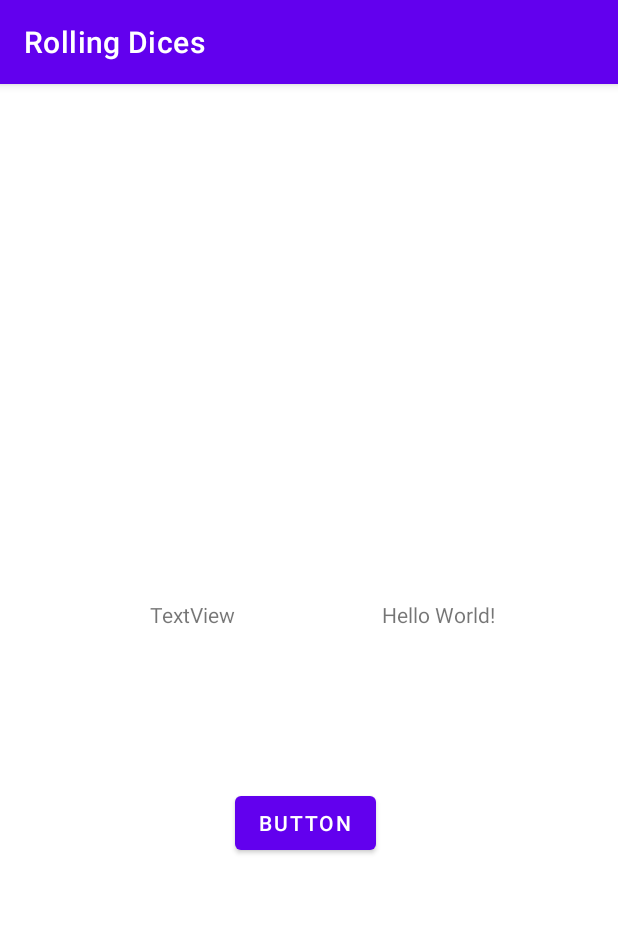
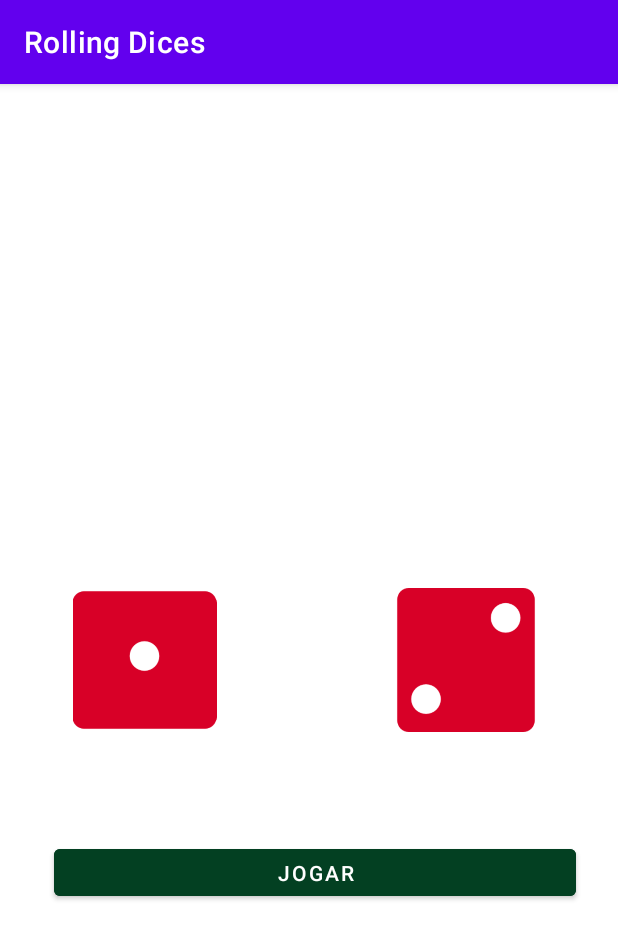
Before and after one commit to wagner-lima/rolling-dices, an Android app: the screen it shows after launch (MainActivity), on a phone screen of 412 x 824 dp. Shown: the top 939 px of the screen. Run offline under Robolectric (Android 15) with nearby library versions, the phone set to English and light mode, and no system bars.

Commit message:
Second version

```diff
--- a/app/src/main/java/com/devventure/rollingdices/MainActivity.kt
+++ b/app/src/main/java/com/devventure/rollingdices/MainActivity.kt
@@ -3,6 +3,7 @@ package com.devventure.rollingdices
 import androidx.appcompat.app.AppCompatActivity
 import android.os.Bundle
 import android.widget.Button
+import android.widget.ImageView
 import android.widget.TextView
 
 class MainActivity : AppCompatActivity() {
@@ -10,13 +11,21 @@ class MainActivity : AppCompatActivity() {
         super.onCreate(savedInstanceState)
         setContentView(R.layout.activity_main)
 
-        val dice01 = findViewById<TextView>(R.id.dice01)
-        val dice02 = findViewById<TextView>(R.id.dice02)
+        val dice01 = findViewById<ImageView>(R.id.dice01)
+        val dice02 = findViewById<ImageView>(R.id.dice02)
         val btn = findViewById<Button>(R.id.button)
 
+        val images = listOf(
+            R.drawable.dice_1,
+            R.drawable.dice_2,
+            R.drawable.dice_3,
+            R.drawable.dice_4,
+            R.drawable.dice_5,
+            R.drawable.dice_6)
+
         btn.setOnClickListener{
-            dice01.text = randomNumber().toString()
-            dice02.text = randomNumber().toString()
+            dice01.setImageResource(images.random())
+            dice02.setImageResource(images.random())
         }
     }
 
--- /dev/null
+++ b/app/src/main/res/color/green_red_color_state.xml
@@ -0,0 +1,5 @@
+<?xml version="1.0" encoding="utf-8"?>
+<selector xmlns:android="http://schemas.android.com/apk/res/android">
+    <item android:color="@color/red" android:state_pressed="true"/>
+    <item android:color="@color/darkerGreen"/>
+</selector>
--- a/app/src/main/res/layout/activity_main.xml
+++ b/app/src/main/res/layout/activity_main.xml
@@ -6,34 +6,40 @@
     android:layout_height="match_parent"
     tools:context=".MainActivity">
 
-    <TextView
-        android:id="@+id/dice01"
-        android:layout_width="wrap_content"
-        android:layout_height="wrap_content"
-        android:text="Hello World!"
-        app:layout_constraintBaseline_toBaselineOf="@+id/dice02"
-        app:layout_constraintEnd_toEndOf="parent"
-        app:layout_constraintStart_toEndOf="@+id/dice02" />
-
     <Button
         android:id="@+id/button"
-        android:layout_width="wrap_content"
-        android:layout_height="wrap_content"
-        android:layout_marginTop="105dp"
-        android:text="Button"
-        app:layout_constraintStart_toEndOf="@+id/dice02"
-        app:layout_constraintTop_toBottomOf="@+id/dice01" />
-
-    <TextView
-        android:id="@+id/dice02"
-        android:layout_width="wrap_content"
-        android:layout_height="wrap_content"
-        android:layout_marginStart="18dp"
-        android:layout_marginTop="344dp"
-        android:layout_marginEnd="15dp"
-        android:text="TextView"
-        app:layout_constraintEnd_toStartOf="@+id/dice01"
+        android:layout_width="348dp"
+        android:layout_height="43dp"
+        android:layout_marginStart="36dp"
+        android:layout_marginTop="504dp"
+        android:backgroundTint="@color/green_red_color_state"
+        android:text="Jogar"
+        android:textColor="@color/white"
         app:layout_constraintStart_toStartOf="parent"
         app:layout_constraintTop_toTopOf="parent" />
 
+    <ImageView
+        android:id="@+id/dice01"
+        android:layout_width="0dp"
+        android:layout_height="96dp"
+        android:layout_marginStart="36dp"
+        android:layout_marginEnd="94dp"
+        app:layout_constraintBottom_toBottomOf="parent"
+        app:layout_constraintEnd_toStartOf="@+id/dice02"
+        app:layout_constraintStart_toStartOf="parent"
+        app:layout_constraintTop_toTopOf="parent"
+        app:srcCompat="@drawable/dice_1" />
+
+    <ImageView
+        android:id="@+id/dice02"
+        android:layout_width="0dp"
+        android:layout_height="96dp"
+        android:layout_marginEnd="41dp"
+        app:layout_constraintBottom_toBottomOf="parent"
+        app:layout_constraintEnd_toEndOf="parent"
+        app:layout_constraintStart_toEndOf="@+id/dice01"
+        app:layout_constraintTop_toTopOf="parent"
+        app:srcCompat="@drawable/dice_2" />
+
+
 </androidx.constraintlayout.widget.ConstraintLayout>
--- a/app/src/main/res/values/colors.xml
+++ b/app/src/main/res/values/colors.xml
@@ -7,4 +7,6 @@
     <color name="teal_700">#FF018786</color>
     <color name="black">#FF000000</color>
     <color name="white">#FFFFFFFF</color>
+    <color name="darkerGreen">#034022</color>
+    <color name="red">#FF0000</color>
 </resources>
```
Also changed, not shown: app/src/main/res/drawable/dice_1.webp (added), app/src/main/res/drawable/dice_2.webp (added), app/src/main/res/drawable/dice_3.webp (added), app/src/main/res/drawable/dice_4.webp (added), app/src/main/res/drawable/dice_5.webp (added), app/src/main/res/drawable/dice_6.webp (added).
